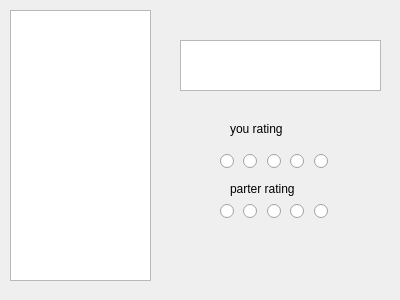
Above: editqualificationsview.ui from abhinavthukral28/stuPID before the change. Below: the same form after it.
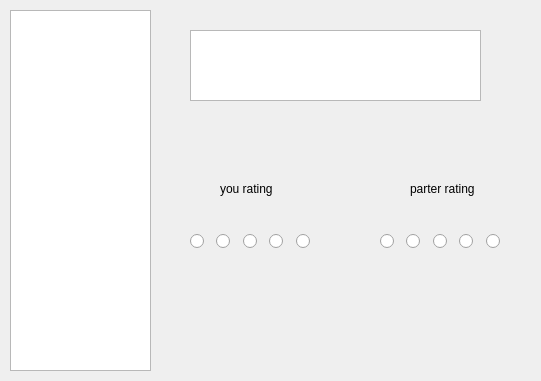
That is the form after the change.

```diff
--- a/editqualificationsview.ui
+++ b/editqualificationsview.ui
@@ -6,8 +6,8 @@
    <rect>
     <x>0</x>
     <y>0</y>
-    <width>400</width>
-    <height>300</height>
+    <width>541</width>
+    <height>381</height>
    </rect>
   </property>
   <property name="windowTitle">
@@ -19,26 +19,26 @@
      <x>10</x>
      <y>10</y>
      <width>141</width>
-     <height>271</height>
+     <height>361</height>
     </rect>
    </property>
   </widget>
   <widget class="QTextBrowser" name="textBrowser">
    <property name="geometry">
     <rect>
-     <x>180</x>
-     <y>40</y>
-     <width>201</width>
-     <height>51</height>
+     <x>190</x>
+     <y>30</y>
+     <width>291</width>
+     <height>71</height>
     </rect>
    </property>
   </widget>
   <widget class="QWidget" name="layoutWidget">
    <property name="geometry">
     <rect>
-     <x>220</x>
-     <y>200</y>
-     <width>111</width>
+     <x>380</x>
+     <y>230</y>
+     <width>126</width>
      <height>23</height>
     </rect>
    </property>
@@ -83,9 +83,9 @@
   <widget class="QLabel" name="label">
    <property name="geometry">
     <rect>
-     <x>230</x>
-     <y>120</y>
-     <width>91</width>
+     <x>220</x>
+     <y>180</y>
+     <width>70</width>
      <height>17</height>
     </rect>
    </property>
@@ -96,9 +96,9 @@
   <widget class="QLabel" name="label_2">
    <property name="geometry">
     <rect>
-     <x>230</x>
+     <x>410</x>
      <y>180</y>
-     <width>91</width>
+     <width>87</width>
      <height>17</height>
     </rect>
    </property>
@@ -106,12 +106,12 @@
     <string>parter rating</string>
    </property>
   </widget>
-  <widget class="QWidget" name="">
+  <widget class="QWidget" name="layoutWidget">
    <property name="geometry">
     <rect>
-     <x>220</x>
-     <y>150</y>
-     <width>111</width>
+     <x>190</x>
+     <y>230</y>
+     <width>126</width>
      <height>23</height>
     </rect>
    </property>
```
